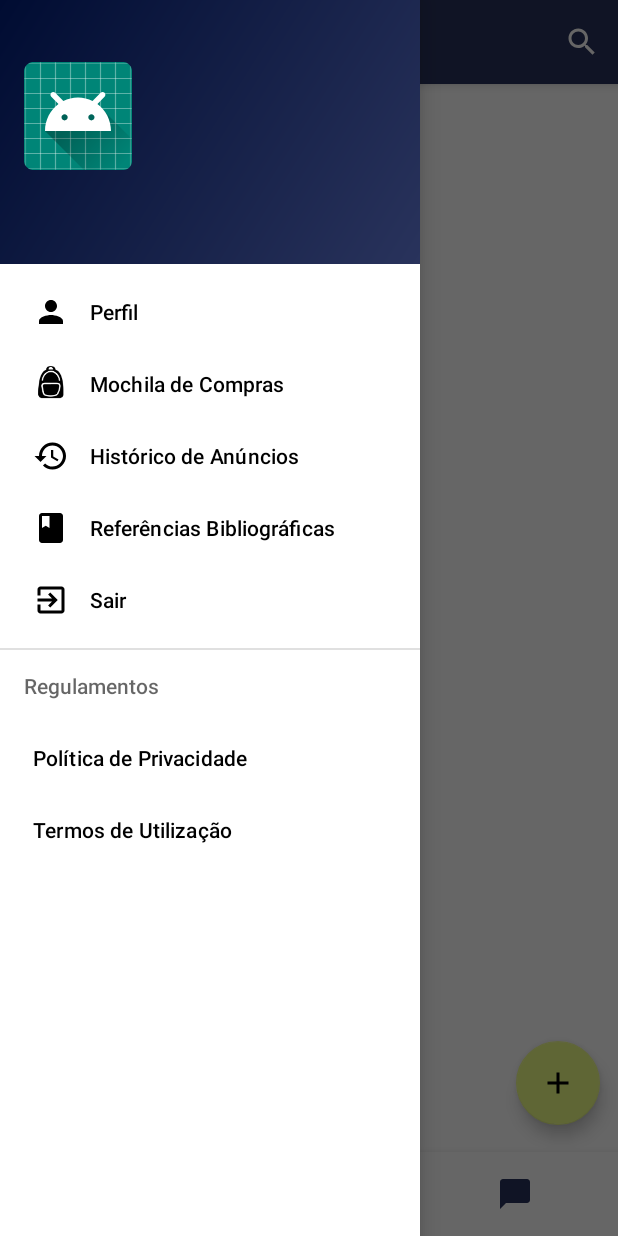
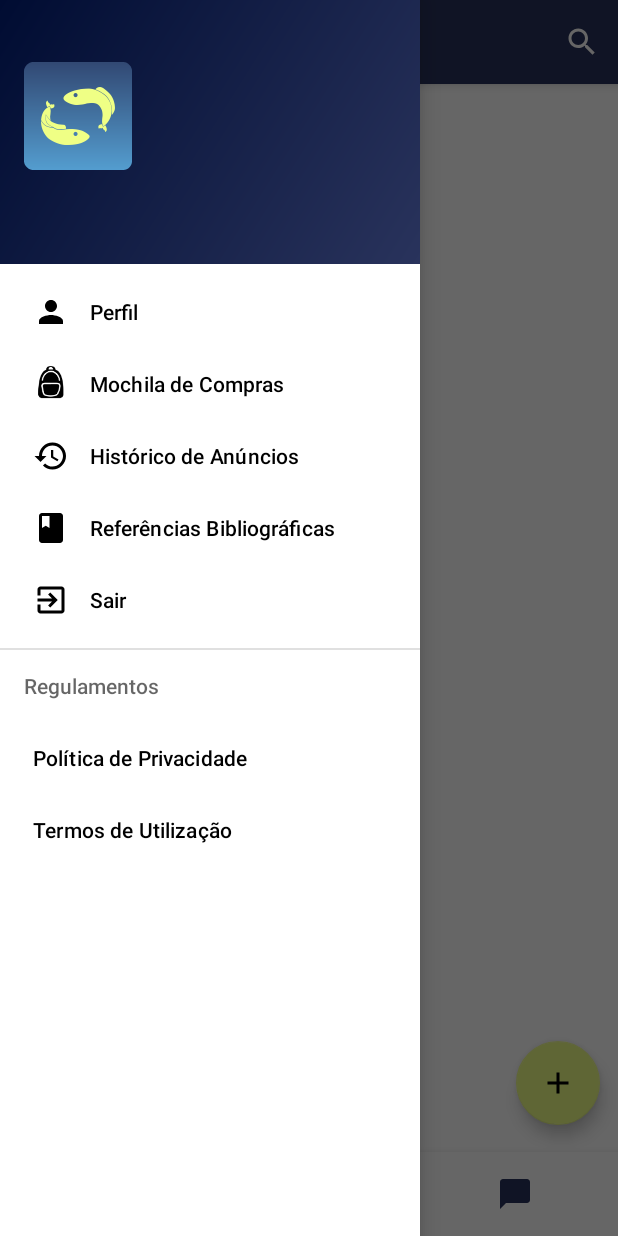
Before and after one commit to caldasluan/Escambinho, an Android app: the MainActivity screen opened directly, with no data from a screen before it, with the side drawer open, on a phone screen of 412 x 824 dp. Run offline under Robolectric (Android 15) with nearby library versions, the phone set to English and light mode, and no system bars; our stand-ins replace Firebase (no records; nobody signed in at launch, a user with empty details on screens opened directly), Picasso; Roboto replaces fonts that are not available here.

Commit message:
Fix #45: Adicionar ícone adaptativo

```diff
--- a/app/src/main/res/drawable/ic_launcher_background.xml
+++ b/app/src/main/res/drawable/ic_launcher_background.xml
@@ -1,170 +1,7 @@
 <?xml version="1.0" encoding="utf-8"?>
-<vector xmlns:android="http://schemas.android.com/apk/res/android"
-    android:width="108dp"
-    android:height="108dp"
-    android:viewportWidth="108"
-    android:viewportHeight="108">
-    <path
-        android:fillColor="#008577"
-        android:pathData="M0,0h108v108h-108z" />
-    <path
-        android:fillColor="#00000000"
-        android:pathData="M9,0L9,108"
-        android:strokeWidth="0.8"
-        android:strokeColor="#33FFFFFF" />
-    <path
-        android:fillColor="#00000000"
-        android:pathData="M19,0L19,108"
-        android:strokeWidth="0.8"
-        android:strokeColor="#33FFFFFF" />
-    <path
-        android:fillColor="#00000000"
-        android:pathData="M29,0L29,108"
-        android:strokeWidth="0.8"
-        android:strokeColor="#33FFFFFF" />
-    <path
-        android:fillColor="#00000000"
-        android:pathData="M39,0L39,108"
-        android:strokeWidth="0.8"
-        android:strokeColor="#33FFFFFF" />
-    <path
-        android:fillColor="#00000000"
-        android:pathData="M49,0L49,108"
-        android:strokeWidth="0.8"
-        android:strokeColor="#33FFFFFF" />
-    <path
-        android:fillColor="#00000000"
-        android:pathData="M59,0L59,108"
-        android:strokeWidth="0.8"
-        android:strokeColor="#33FFFFFF" />
-    <path
-        android:fillColor="#00000000"
-        android:pathData="M69,0L69,108"
-        android:strokeWidth="0.8"
-        android:strokeColor="#33FFFFFF" />
-    <path
-        android:fillColor="#00000000"
-        android:pathData="M79,0L79,108"
-        android:strokeWidth="0.8"
-        android:strokeColor="#33FFFFFF" />
-    <path
-        android:fillColor="#00000000"
-        android:pathData="M89,0L89,108"
-        android:strokeWidth="0.8"
-        android:strokeColor="#33FFFFFF" />
-    <path
-        android:fillColor="#00000000"
-        android:pathData="M99,0L99,108"
-        android:strokeWidth="0.8"
-        android:strokeColor="#33FFFFFF" />
-    <path
-        android:fillColor="#00000000"
-        android:pathData="M0,9L108,9"
-        android:strokeWidth="0.8"
-        android:strokeColor="#33FFFFFF" />
-    <path
-        android:fillColor="#00000000"
-        android:pathData="M0,19L108,19"
-        android:strokeWidth="0.8"
-        android:strokeColor="#33FFFFFF" />
-    <path
-        android:fillColor="#00000000"
-        android:pathData="M0,29L108,29"
-        android:strokeWidth="0.8"
-        android:strokeColor="#33FFFFFF" />
-    <path
-        android:fillColor="#00000000"
-        android:pathData="M0,39L108,39"
-        android:strokeWidth="0.8"
-        android:strokeColor="#33FFFFFF" />
-    <path
-        android:fillColor="#00000000"
-        android:pathData="M0,49L108,49"
-        android:strokeWidth="0.8"
-        android:strokeColor="#33FFFFFF" />
-    <path
-        android:fillColor="#00000000"
-        android:pathData="M0,59L108,59"
-        android:strokeWidth="0.8"
-        android:strokeColor="#33FFFFFF" />
-    <path
-        android:fillColor="#00000000"
-        android:pathData="M0,69L108,69"
-        android:strokeWidth="0.8"
-        android:strokeColor="#33FFFFFF" />
-    <path
-        android:fillColor="#00000000"
-        android:pathData="M0,79L108,79"
-        android:strokeWidth="0.8"
-        android:strokeColor="#33FFFFFF" />
-    <path
-        android:fillColor="#00000000"
-        android:pathData="M0,89L108,89"
-        android:strokeWidth="0.8"
-        android:strokeColor="#33FFFFFF" />
-    <path
-        android:fillColor="#00000000"
-        android:pathData="M0,99L108,99"
-        android:strokeWidth="0.8"
-        android:strokeColor="#33FFFFFF" />
-    <path
-        android:fillColor="#00000000"
-        android:pathData="M19,29L89,29"
-        android:strokeWidth="0.8"
-        android:strokeColor="#33FFFFFF" />
-    <path
-        android:fillColor="#00000000"
-        android:pathData="M19,39L89,39"
-        android:strokeWidth="0.8"
-        android:strokeColor="#33FFFFFF" />
-    <path
-        android:fillColor="#00000000"
-        android:pathData="M19,49L89,49"
-        android:strokeWidth="0.8"
-        android:strokeColor="#33FFFFFF" />
-    <path
-        android:fillColor="#00000000"
-        android:pathData="M19,59L89,59"
-        android:strokeWidth="0.8"
-        android:strokeColor="#33FFFFFF" />
-    <path
-        android:fillColor="#00000000"
-        android:pathData="M19,69L89,69"
-        android:strokeWidth="0.8"
-        android:strokeColor="#33FFFFFF" />
-    <path
-        android:fillColor="#00000000"
-        android:pathData="M19,79L89,79"
-        android:strokeWidth="0.8"
-        android:strokeColor="#33FFFFFF" />
-    <path
-        android:fillColor="#00000000"
-        android:pathData="M29,19L29,89"
-        android:strokeWidth="0.8"
-        android:strokeColor="#33FFFFFF" />
-    <path
-        android:fillColor="#00000000"
-        android:pathData="M39,19L39,89"
-        android:strokeWidth="0.8"
-        android:strokeColor="#33FFFFFF" />
-    <path
-        android:fillColor="#00000000"
-        android:pathData="M49,19L49,89"
-        android:strokeWidth="0.8"
-        android:strokeColor="#33FFFFFF" />
-    <path
-        android:fillColor="#00000000"
-        android:pathData="M59,19L59,89"
-        android:strokeWidth="0.8"
-        android:strokeColor="#33FFFFFF" />
-    <path
-        android:fillColor="#00000000"
-        android:pathData="M69,19L69,89"
-        android:strokeWidth="0.8"
-        android:strokeColor="#33FFFFFF" />
-    <path
-        android:fillColor="#00000000"
-        android:pathData="M79,19L79,89"
-        android:strokeWidth="0.8"
-        android:strokeColor="#33FFFFFF" />
-</vector>
+<shape xmlns:android="http://schemas.android.com/apk/res/android">
+    <gradient
+        android:angle="90"
+        android:startColor="@color/colorPrimaryLight"
+        android:endColor="@color/colorPrimary" />
+</shape>
--- a/app/src/main/res/mipmap-anydpi-v26/ic_launcher.xml
+++ b/app/src/main/res/mipmap-anydpi-v26/ic_launcher.xml
@@ -1,5 +1,5 @@
 <?xml version="1.0" encoding="utf-8"?>
 <adaptive-icon xmlns:android="http://schemas.android.com/apk/res/android">
-    <background android:drawable="@drawable/ic_launcher_background" />
-    <foreground android:drawable="@drawable/ic_launcher_foreground" />
+    <background android:drawable="@drawable/ic_launcher_background"/>
+    <foreground android:drawable="@mipmap/ic_launcher_foreground"/>
 </adaptive-icon>
--- a/app/src/main/res/mipmap-anydpi-v26/ic_launcher_round.xml
+++ b/app/src/main/res/mipmap-anydpi-v26/ic_launcher_round.xml
@@ -1,5 +1,5 @@
 <?xml version="1.0" encoding="utf-8"?>
 <adaptive-icon xmlns:android="http://schemas.android.com/apk/res/android">
-    <background android:drawable="@drawable/ic_launcher_background" />
-    <foreground android:drawable="@drawable/ic_launcher_foreground" />
+    <background android:drawable="@drawable/ic_launcher_background"/>
+    <foreground android:drawable="@mipmap/ic_launcher_foreground"/>
 </adaptive-icon>
```
Also changed, not shown: app/src/main/ic_launcher-web.png (added), app/src/main/res/mipmap-hdpi/ic_launcher.png, app/src/main/res/mipmap-hdpi/ic_launcher_foreground.png (added), app/src/main/res/mipmap-hdpi/ic_launcher_round.png, app/src/main/res/mipmap-mdpi/ic_launcher.png, app/src/main/res/mipmap-mdpi/ic_launcher_foreground.png (added), app/src/main/res/mipmap-mdpi/ic_launcher_round.png, app/src/main/res/mipmap-xhdpi/ic_launcher.png, app/src/main/res/mipmap-xhdpi/ic_launcher_foreground.png (added), app/src/main/res/mipmap-xhdpi/ic_launcher_round.png, app/src/main/res/mipmap-xxhdpi/ic_launcher.png, app/src/main/res/mipmap-xxhdpi/ic_launcher_foreground.png (added), app/src/main/res/mipmap-xxhdpi/ic_launcher_round.png, app/src/main/res/mipmap-xxxhdpi/ic_launcher.png, 2 more files.
